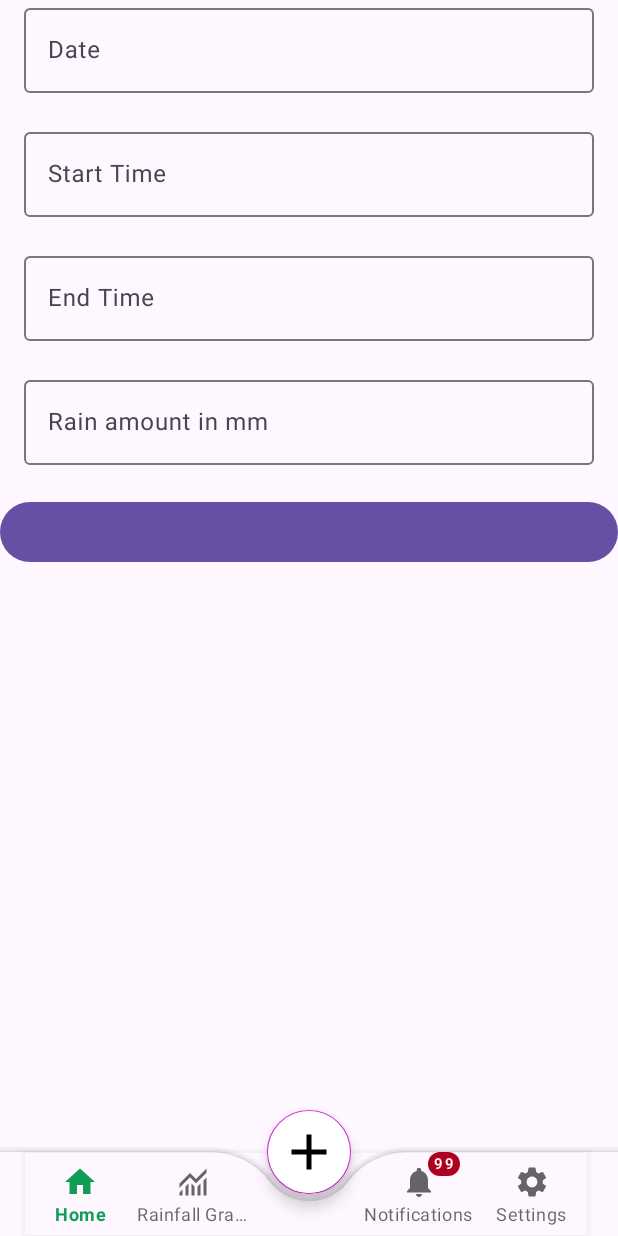
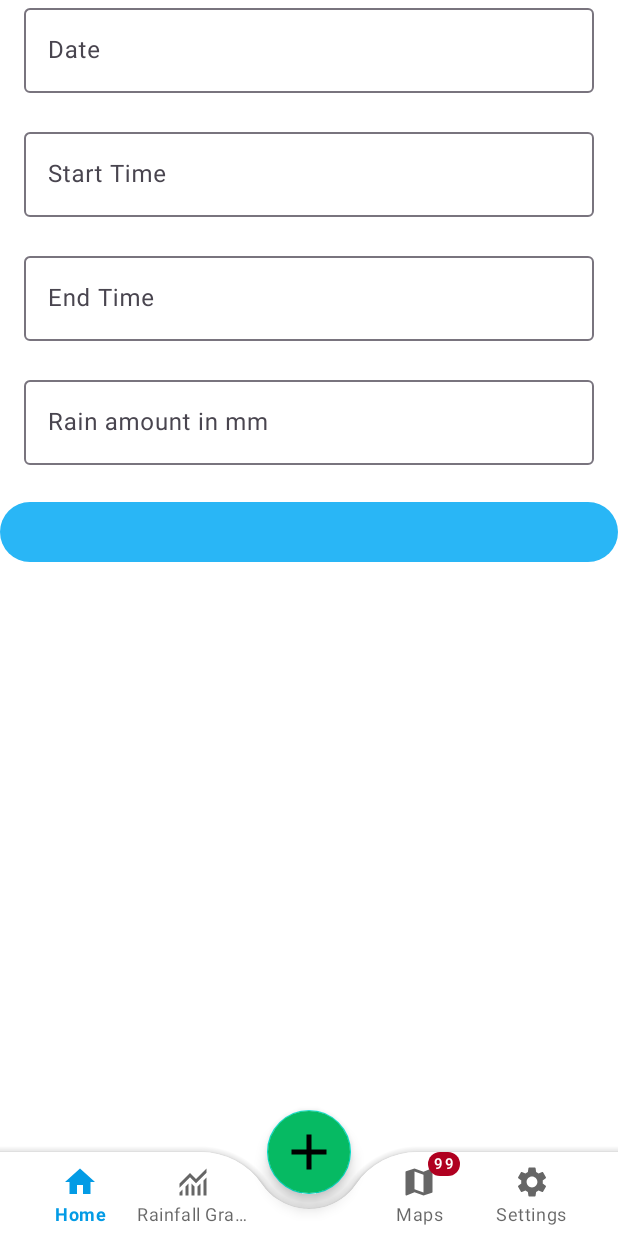
Before and after one commit to corne-ac/Rainfall, an Android app: the screen it shows after launch (MainActivity), after a tap on "Add rainfall data", on a phone screen of 412 x 824 dp. Run offline under Robolectric (Android 15) with nearby library versions, the phone set to English and light mode, and no system bars; our stand-ins replace Dagger/Hilt's generated code, navigation-ui; libraries missing offline, so code that uses them is left out: com.anychart, com.anychart.chart, com.anychart.enums; 28 statements that could not run were skipped.

Commit message:
Bunch of UI Colour changes

```diff
--- a/app/src/main/java/com/corne/rainfall/MainActivity.kt
+++ b/app/src/main/java/com/corne/rainfall/MainActivity.kt
@@ -34,7 +34,7 @@ class MainActivity : AppCompatActivity() {
         with(navController) {
             appBarConfiguration = AppBarConfiguration(graph)
             binding.bottomNavigationView.setupWithNavController(this)
-            val badge = binding.bottomNavigationView.getOrCreateBadge(R.id.navigation_notifications)
+            val badge = binding.bottomNavigationView.getOrCreateBadge(R.id.navigation_map)
             badge.isVisible = true
             badge.number = 99
         }
@@ -59,6 +59,9 @@ class MainActivity : AppCompatActivity() {
         }
         observeDarkModePreference()
         observeOfflineModePreference()
+
+        binding.bottomNavigationView.background = null
+
     }
 
     private fun observeDarkModePreference() {
--- /dev/null
+++ b/app/src/main/res/drawable/map_24.xml
@@ -0,0 +1,5 @@
+<vector android:height="24dp" android:tint="#000000"
+    android:viewportHeight="24" android:viewportWidth="24"
+    android:width="24dp" xmlns:android="http://schemas.android.com/apk/res/android">
+    <path android:fillColor="@android:color/white" android:pathData="M20.5,3l-0.16,0.03L15,5.1 9,3 3.36,4.9c-0.21,0.07 -0.36,0.25 -0.36,0.48V20.5c0,0.28 0.22,0.5 0.5,0.5l0.16,-0.03L9,18.9l6,2.1 5.64,-1.9c0.21,-0.07 0.36,-0.25 0.36,-0.48V3.5c0,-0.28 -0.22,-0.5 -0.5,-0.5zM15,19l-6,-2.11V5l6,2.11V19z"/>
+</vector>
--- a/app/src/main/res/layout/activity_main.xml
+++ b/app/src/main/res/layout/activity_main.xml
@@ -2,7 +2,9 @@
 <androidx.coordinatorlayout.widget.CoordinatorLayout xmlns:android="http://schemas.android.com/apk/res/android"
     xmlns:app="http://schemas.android.com/apk/res-auto"
     android:layout_width="match_parent"
-    android:layout_height="match_parent">
+    android:layout_height="match_parent"
+    android:background="?attr/rainBackground"
+    >
 
 <!--
     <com.google.android.material.appbar.AppBarLayout
@@ -71,6 +73,7 @@
         android:layout_gravity="bottom"
         android:theme="@style/Theme.Fab_Bottom_app_bar"
         app:fabCradleRoundedCornerRadius="50dp"
+        app:fabCradleMargin="10dp"
         >
         <!--        app:fabAlignmentMode="end"-->
         <com.google.android.material.bottomnavigation.BottomNavigationView
@@ -87,7 +90,7 @@
         android:id="@+id/fab"
         android:layout_width="wrap_content"
         android:layout_height="wrap_content"
-        android:backgroundTint="@color/white"
+        android:backgroundTint="@color/emerald"
         android:contentDescription="@string/add"
         android:src="@drawable/add_24"
         android:theme="@style/Theme.Fab_Bottom_app_bar"
--- a/app/src/main/res/layout/fragment_home.xml
+++ b/app/src/main/res/layout/fragment_home.xml
@@ -18,9 +18,10 @@
             android:layout_height="0dp"
             android:layout_weight="1" />
 
-        <com.google.android.material.button.MaterialButton
+        <androidx.appcompat.widget.AppCompatButton
             android:id="@+id/save_btn"
             android:layout_width="match_parent"
-            android:layout_height="wrap_content" />
+            android:layout_height="wrap_content"
+            android:background="@drawable/button_shape"/>
     </LinearLayout>
 </ScrollView>
--- a/app/src/main/res/layout/fragment_settings.xml
+++ b/app/src/main/res/layout/fragment_settings.xml
@@ -4,7 +4,8 @@
     android:layout_width="match_parent"
     android:layout_height="match_parent"
     android:fillViewport="true"
-    tools:context=".ui.rain.CaptureFragment">
+    tools:context=".ui.rain.CaptureFragment"
+    android:background="?attr/rainBackground">
 
     <LinearLayout
         android:layout_width="match_parent"
--- a/app/src/main/res/menu/bottom_nav_menu.xml
+++ b/app/src/main/res/menu/bottom_nav_menu.xml
@@ -4,23 +4,19 @@
     <item
         android:id="@+id/navigation_home"
         android:icon="@drawable/home_24"
-        android:title="@string/home"
-        app:showAsAction="always" />
+        android:title="@string/home"/>
     <item
         android:id="@+id/navigation_graph"
         android:icon="@drawable/monitoring_24"
-        android:title="@string/graph"
-        app:showAsAction="always" />
+        android:title="@string/graph"/>
     <item
         android:title=""/>
     <item
-        android:id="@+id/navigation_notifications"
-        android:icon="@drawable/notifications_24"
-        android:title="@string/notifications"
-        app:showAsAction="always" />
+        android:id="@+id/navigation_map"
+        android:icon="@drawable/map_24"
+        android:title="@string/maps" />
     <item
         android:id="@+id/navigation_settings"
         android:icon="@drawable/settings_24"
-        android:title="@string/settings"
-        app:showAsAction="ifRoom" />
+        android:title="@string/settings"/>
 </menu>
--- a/app/src/main/res/values-night/themes.xml
+++ b/app/src/main/res/values-night/themes.xml
@@ -2,7 +2,14 @@
     <!-- Base application theme. -->
     <style name="Base.Theme.Rainfall" parent="Theme.Material3.DayNight.NoActionBar">
         <!-- Customize your dark theme here. -->
-        <!-- <item name="colorPrimary">@color/my_dark_primary</item> -->
+        <item name="colorPrimary">@color/emerald</item>
+        <item name="rainBackground">@color/background_blue_night</item>
+<!--        <item name="android:background">@color/background_blue_night</item>-->
+
 
     </style>
+
+    <style name="Theme.Fab_Bottom_app_bar" parent="Theme.MaterialComponents.DayNight.NoActionBar">
+        <item name="colorPrimary">@color/emerald</item>
+    </style>
 </resources>
--- a/app/src/main/res/values/attrs.xml
+++ b/app/src/main/res/values/attrs.xml
@@ -7,4 +7,7 @@
         <attr name="compHeight" format="dimension" />
         <attr name="large" format="boolean" />
     </declare-styleable>
+
+    <attr name="rainBackground" format="color"/>
+
 </resources>
--- a/app/src/main/res/values/colors.xml
+++ b/app/src/main/res/values/colors.xml
@@ -8,4 +8,18 @@
     <color name="light_blue_600">#FF039BE5</color>
     <color name="gray_400">#FFBDBDBD</color>
     <color name="gray_600">#FF757575</color>
+
+
+
+
+    <color name="mint">#50bf9a</color>
+    <color name="background_blue_light">#FFFFFF</color>
+    <color name="spring_green_light">#30df98</color>
+    <color name="spring_green_dark">#0fff95</color>
+    <color name="emerald">#06ba63</color>
+    <color name="background_blue_night">#06131B</color>
+    <color name="pine_green">#3c787e</color>
+
+
+
 </resources>
--- a/app/src/main/res/values/strings.xml
+++ b/app/src/main/res/values/strings.xml
@@ -8,4 +8,5 @@
     <string name="set_light_mode">Set light mode</string>
     <string name="set_dark_mode">set dark mode</string>
     <string name="prompt_language">Language Selection</string>
+    <string name="maps">Maps</string>
 </resources>
--- a/app/src/main/res/values/themes.xml
+++ b/app/src/main/res/values/themes.xml
@@ -2,20 +2,26 @@
     <!-- Base application theme. -->
     <style name="Base.Theme.Rainfall" parent="Theme.Material3.DayNight.NoActionBar">
         <!-- Customize your light theme here. -->
-        <!-- <item name="colorPrimary">@color/my_light_primary</item> -->
+        <item name="colorSecondary">@color/light_blue_400</item>
+        <item name="colorPrimary">@color/light_blue_400</item>
+        <item name="rainBackground">@color/white</item>
+<!--        <item name="android:background">@color/background_blue_light</item>-->
     </style>
 
+
+
     <style name="Theme.Fab_Bottom_app_bar" parent="Theme.MaterialComponents.DayNight.NoActionBar">
-        <item name="colorPrimary">#0F9D58</item>
-        <item name="colorPrimaryVariant">#0F9D58</item>
-        <item name="colorOnPrimary">#000</item>
-        <!-- Secondary brand color. -->
-        <item name="colorSecondary">@color/pink</item>
-        <item name="colorSecondaryVariant">@color/pink</item>
-        <item name="colorOnSecondary">@color/black</item>
-        <!-- Status bar color. -->
+        <item name="colorPrimary">@color/light_blue_600</item>
+<!--        <item name="colorPrimary">#0F9D58</item>-->
+<!--        <item name="colorPrimaryVariant">#0F9D58</item>-->
+<!--        <item name="colorOnPrimary">#000</item>-->
+<!--        &lt;!&ndash; Secondary brand color. &ndash;&gt;-->
+<!--        <item name="colorSecondary">@color/pink</item>-->
+<!--        <item name="colorSecondaryVariant">@color/pink</item>-->
+<!--        <item name="colorOnSecondary">@color/black</item>-->
+<!--        &lt;!&ndash; Status bar color. &ndash;&gt;-->
 
-        <item name="colorSurface">@color/transparent</item>
+<!--        <item name="colorSurface">@color/pink</item>-->
     </style>
 
     <style name="Theme.Rainfall" parent="Base.Theme.Rainfall" />
--- a/build.gradle.kts
+++ b/build.gradle.kts
@@ -1,6 +1,6 @@
 // Top-level build file where you can add configuration options common to all sub-projects/modules.
 plugins {
-    id("com.android.application") version "8.2.0-alpha15" apply false
+    id("com.android.application") version "8.2.0-beta04" apply false
     id("org.jetbrains.kotlin.android") version "1.9.10" apply false
     id("com.google.dagger.hilt.android") version "2.48" apply false
     id("com.google.devtools.ksp") version "1.9.10-1.0.13"
```
